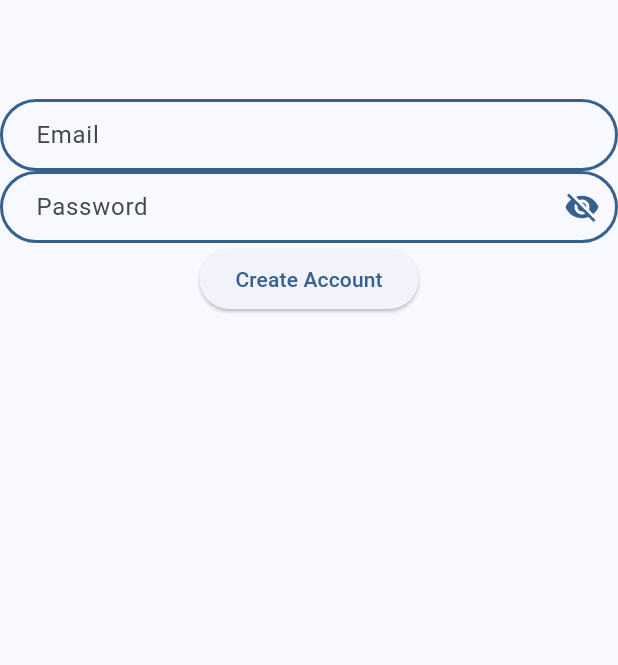
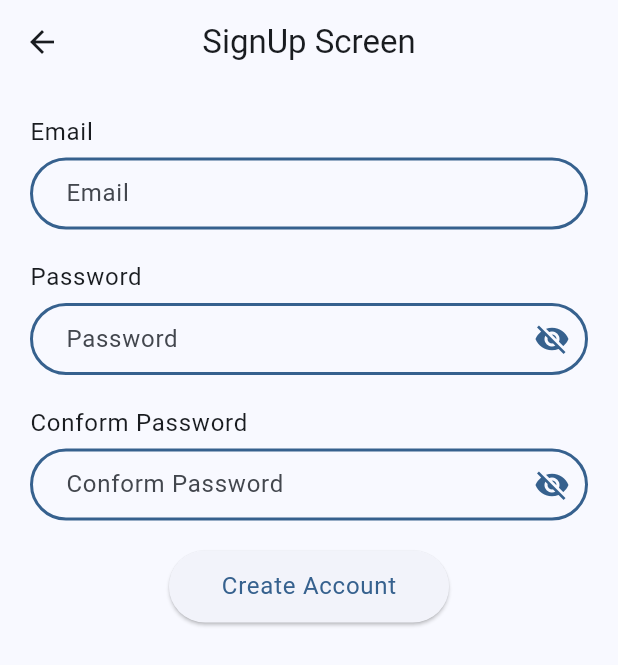
Before and after one commit to ashutosh-rai-78/Flutter-Chat-App-UI, a Flutter app: the screen it shows after launch, after a tap on "Don't have an account?", on a phone screen of 412 x 824 dp. Shown: the top 665 px of the screen. Run offline on Flutter 3.47's test engine with Material 2 defaults, Android fonts, the phone set to English and light mode, and no system bars; our stand-ins replace firebase_auth, firebase_core, firebase_database, get_it; accounts and stored records are empty; network calls fail.

Commit message:
SignUp Screen UI DONE

```diff
--- a/lib/main.dart
+++ b/lib/main.dart
@@ -2,6 +2,8 @@ import 'package:firebase_core/firebase_core.dart';
 import 'package:flutter/material.dart';
 import 'package:flutter_chat_app_ui/di/get_it.dart';
 import 'package:flutter_chat_app_ui/ui/screens/chat_screen.dart';
+import 'package:flutter_chat_app_ui/ui/screens/contact_list_screen.dart';
+import 'package:flutter_chat_app_ui/ui/screens/signup_screen.dart';
 import 'package:flutter_chat_app_ui/ui/screens/splash_screen.dart';
 import 'firebase_options.dart';
 
@@ -30,6 +32,8 @@ class MyApp extends StatelessWidget {
         colorSchemeSeed: Colors.blue,
       ),
       // home: LoginScreen(),
+      // home: SignUpScreen(),
+      // home: ContactListScreen(),
       home: SplashScreen(),
     );
   }
--- a/lib/ui/screens/login_screen.dart
+++ b/lib/ui/screens/login_screen.dart
@@ -107,10 +107,12 @@ class __LoginFromState extends State<_LoginFrom> {
             const SizedBox(height: 5),
             AuthTextField(
                 hint: "Enter your email",
-              controller: emailController, type: AuthTextFieldType.email,
+                controller: emailController,
+                type: AuthTextFieldType.email,
                 validator: (value) {
                   // Email Validation
-                  final regExp = RegExp(r"^[a-zA-Z0-9.a-zA-Z0-9.!#$%&'*+-/=?^_`{|}~]+@[a-zA-Z0-9]+\.[a-zA-Z]+");
+                  final regExp = RegExp(
+                      r"^[a-zA-Z0-9.a-zA-Z0-9.!#$%&'*+-/=?^_`{|}~]+@[a-zA-Z0-9]+\.[a-zA-Z]+");
                   if (value == null || !regExp.hasMatch(value)) {
                     return 'Email is not valid';
                   }
@@ -140,22 +142,20 @@ class __LoginFromState extends State<_LoginFrom> {
                 alignment: Alignment.topRight,
                 child: Text(
                   "Forgot Password?",
-                  style: Theme.of(context).textTheme.bodyText2?.copyWith(
-                      color: Theme.of(context).colorScheme.primary
-                  ),
+                  style: Theme.of(context)
+                      .textTheme
+                      .bodyText2
+                      ?.copyWith(color: Theme.of(context).colorScheme.primary),
                 )),
             const SizedBox(height: 20),
             // -------------------- LOGIN BUTTON ---------------------------------------
-            ElevatedButton(
+            Align(
+              alignment: Alignment.center,
+              child: ElevatedButton(
                   // ignore: prefer_const_constructors
-                style: ElevatedButton.styleFrom(
-                  backgroundColor: Colors.cyan,
-                  elevation: 3,
-                  minimumSize: const Size(double.infinity, 50),
-                  padding: const EdgeInsets.symmetric(horizontal: 16),
-                  shape: const RoundedRectangleBorder(
-                    borderRadius: BorderRadius.all(Radius.circular(50)),
-                  ),
+                  style: ButtonStyle(
+                    padding: MaterialStateProperty.all<EdgeInsets>(
+                        EdgeInsets.symmetric(horizontal: 50, vertical: 12)),
                   ),
                   onPressed: () async {
                     final code = await auth.login(
@@ -174,29 +174,35 @@ class __LoginFromState extends State<_LoginFrom> {
                   },
                   child: Text(
                     "Log in",
-                  style:Theme.of(context).textTheme.bodyText2,
+                    style: Theme.of(context).textTheme.bodyText1?.copyWith(
+                        color: Theme.of(context).colorScheme.primary
+                    ),
                   )),
+            ),
             const SizedBox(height: 20),
-            InkWell(
-               onTap: (){
-                 Navigator.pushReplacement(
+            GestureDetector(
+              onTap: () {
+                Navigator.push(
                   context,
-                   MaterialPageRoute(
-                       builder: (context) => const SignUpScreen()),
+                  MaterialPageRoute(builder: (context) => const SignUpScreen()),
                 );
               },
               child: Row(
                 mainAxisAlignment: MainAxisAlignment.center,
                 children: [
-                  Text("Don't have an account?", style: Theme.of(context).textTheme.bodyText2,),
-                  SizedBox(width: 5,),
-                  Text("Sign Up",style: Theme.of(context).textTheme.bodyText2?.copyWith(
-                    color: Theme.of(context).colorScheme.primary
-                  )),
+                  Text(
+                    "Don't have an account?",
+                    style: Theme.of(context).textTheme.bodyText2,
+                  ),
+                  SizedBox(
+                    width: 5,
+                  ),
+                  Text("Sign Up",
+                      style: Theme.of(context).textTheme.bodyText2?.copyWith(
+                          color: Theme.of(context).colorScheme.primary)),
                 ],
               ),
             )
-
           ],
         ),
       ),
--- a/lib/ui/screens/signup_screen.dart
+++ b/lib/ui/screens/signup_screen.dart
@@ -1,6 +1,8 @@
 import 'package:flutter/material.dart';
 import 'package:flutter_chat_app_ui/di/get_it.dart';
 import 'package:flutter_chat_app_ui/firebase/auth.dart';
+import 'package:flutter_chat_app_ui/ui/screens/chat_screen.dart';
+import 'package:flutter_chat_app_ui/ui/screens/login_screen.dart';
 import 'package:flutter_chat_app_ui/ui/widgets/auth_text_field.dart';
 
 class SignUpScreen extends StatefulWidget {
@@ -14,34 +16,140 @@ class _SignUpScreenState extends State<SignUpScreen> {
   late Auth auth;
   late TextEditingController emailController;
   late TextEditingController passwordController;
-
+  late TextEditingController conformController;
+  bool isMatched = true;
 
   @override
   void initState() {
     auth = locator();
     emailController = TextEditingController();
     passwordController = TextEditingController();
+    conformController = TextEditingController();
     super.initState();
   }
 
   @override
   Widget build(BuildContext context) {
     return Scaffold(
-      appBar: AppBar(),
+      appBar: AppBar(
+        title: const Text("SignUp Screen"),
+        centerTitle: true,
+      ),
+      body: Form(
+        autovalidateMode: AutovalidateMode.onUserInteraction,
+        child: Padding(
+          padding: const EdgeInsets.symmetric(horizontal: 20),
+          child: Column(
+            mainAxisAlignment: MainAxisAlignment.start,
+            crossAxisAlignment: CrossAxisAlignment.start,
+            children: [
+              const SizedBox(
+                height: 20,
+              ),
+              // ------------------------------------Email---------------------------------------------
+              Text(
+                "Email",
+                style: Theme.of(context).textTheme.bodyText1,
+              ),
+              const SizedBox(
+                height: 5,
+              ),
+              AuthTextField(
+                  hint: "Email",
+                  controller: emailController,
+                  type: AuthTextFieldType.email,
+                  validator: (value) {
+                    // Email Validation
+                    final regExp = RegExp(
+                        r"^[a-zA-Z0-9.a-zA-Z0-9.!#$%&'*+-/=?^_`{|}~]+@[a-zA-Z0-9]+\.[a-zA-Z]+");
+                    if (value == null || !regExp.hasMatch(value)) {
+                      return 'Email is not valid';
+                    }
+                    return null;
+                  }),
+              const SizedBox(height: 20),
+              // -------------------- PASSWORD -----------------------------------------
+              Text(
+                "Password",
+                style: Theme.of(context).textTheme.bodyText1,
+              ),
+              const SizedBox(height: 5),
+              AuthTextField(
+                  hint: "Password",
+                  type: AuthTextFieldType.password,
+                  controller: passwordController,
+                  validator: (value) {
+                    if (value == null || value.length < 4) {
+                      return 'Password is short';
+                    }
+                    return null;
+                  }),const SizedBox(height: 20),
+              // -------------------- PASSWORD -----------------------------------------
+              Text(
+                "Conform Password",
+                style: Theme.of(context).textTheme.bodyText1,
+              ),
+              const SizedBox(height: 5),
+              AuthTextField(
+                  hint: "Conform Password",
+                  type: AuthTextFieldType.password,
+                  controller: conformController,
+                  validator: (value) {
+                    if (passwordController.text != conformController.text) {
+                      isMatched = false;
+                      return 'Password not match';
+                    }else{
+                      isMatched = true;
 
-      body: Column(
-        mainAxisAlignment: MainAxisAlignment.start,
-        crossAxisAlignment: CrossAxisAlignment.center,
-        children: [
-          SizedBox(
-            height: 10,
+                    }
+                    return null;
+                  }),
+              const SizedBox(
+                height: 20,
+              ),
+              // -----------------------------------Confirm Password-----------------------------------
+              /*Text(
+                "Re-enter Password",
+                style: Theme.of(context).textTheme.bodyText1,
+              ),
+              const SizedBox(height: 5),
+              AuthTextField(hint: "Re-enter Password", type: AuthTextFieldType.password, controller: passwordController),
+              const SizedBox(
+                height: 20,
+              ),*/
+              // --------------------------------------SignUp Button---------------------------------------------
+              Align(
+                alignment: Alignment.center,
+                child: ElevatedButton(
+                  style: ButtonStyle(
+                    padding: MaterialStateProperty.all<EdgeInsets>(
+                        EdgeInsets.symmetric(horizontal: 35, vertical: 12)),
+                  ),
+                  child: Text("Create Account", style: Theme.of(context).textTheme.bodyText1?.copyWith(
+                    color: Theme.of(context).colorScheme.primary
+                  ),),
+                  onPressed: () async {
+                    if(isMatched){
+                      final code = await auth.signUp(
+                          emailController.text, passwordController.text);
+                      if (!mounted) return;
+                      if (code == "success") {
+                        Navigator.pushReplacement(
+                          context,
+                          MaterialPageRoute(
+                              builder: (context) => const ChatScreen()),
+                        );
+                      } else {
+                        ScaffoldMessenger.of(context)
+                            .showSnackBar(SnackBar(content: Text(code)));
+                      }
+                    }
+                  },
+                ),
+              )
+            ],
           ),
-          AuthTextField(hint: "Email", type: AuthTextFieldType.email, controller: emailController),
-          AuthTextField(hint: "Password", type: AuthTextFieldType.password, controller: passwordController),
-          ElevatedButton( child: const Text("Create Account"),onPressed: (){
-            auth.signUp(emailController.text, passwordController.text);
-          },)
-        ],
+        ),
       ),
     );
   }
```
Also changed, not shown: lib/ui/screens/chat_screen.dart (+21 -13 lines), lib/ui/screens/contact_list_screen.dart (+12 -2 lines). Lines whose indentation alone changed are shown as unchanged.
